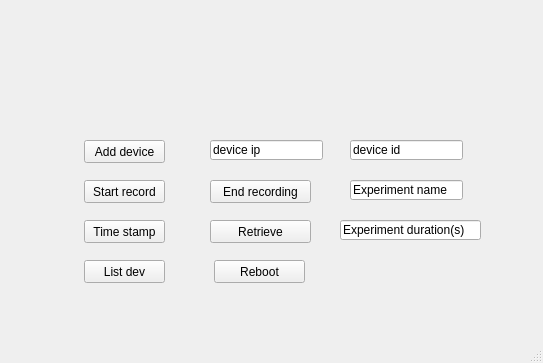
The window that rpcserver_tools/frame.ui (zhangzdd/MOL) describes before a commit, drawn with Qt 5.
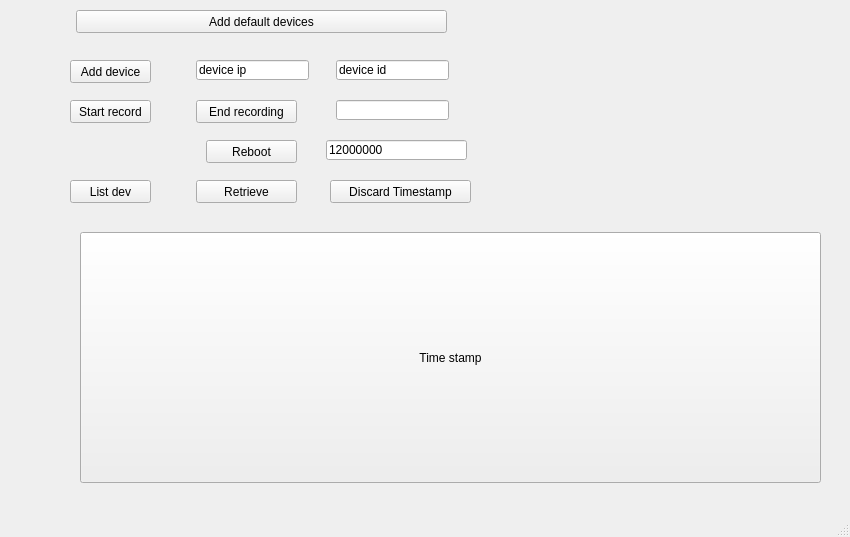
The same window after the commit.

Patch:
```diff
--- a/rpcserver_tools/frame.ui
+++ b/rpcserver_tools/frame.ui
@@ -6,8 +6,8 @@
    <rect>
     <x>0</x>
     <y>0</y>
-    <width>543</width>
-    <height>363</height>
+    <width>850</width>
+    <height>537</height>
    </rect>
   </property>
   <property name="windowTitle">
@@ -17,8 +17,8 @@
    <widget class="QPushButton" name="add_device_button">
     <property name="geometry">
      <rect>
-      <x>84</x>
-      <y>140</y>
+      <x>70</x>
+      <y>60</y>
       <width>81</width>
       <height>23</height>
      </rect>
@@ -30,8 +30,8 @@
    <widget class="QPushButton" name="start_record_button">
     <property name="geometry">
      <rect>
-      <x>84</x>
-      <y>180</y>
+      <x>70</x>
+      <y>100</y>
       <width>81</width>
       <height>23</height>
      </rect>
@@ -43,10 +43,10 @@
    <widget class="QPushButton" name="time_stamp_button">
     <property name="geometry">
      <rect>
-      <x>84</x>
-      <y>220</y>
-      <width>81</width>
-      <height>23</height>
+      <x>80</x>
+      <y>232</y>
+      <width>741</width>
+      <height>251</height>
      </rect>
     </property>
     <property name="text">
@@ -56,8 +56,8 @@
    <widget class="QPushButton" name="list_dev_button">
     <property name="geometry">
      <rect>
-      <x>84</x>
-      <y>260</y>
+      <x>70</x>
+      <y>180</y>
       <width>81</width>
       <height>23</height>
      </rect>
@@ -69,8 +69,8 @@
    <widget class="QLineEdit" name="device_ip">
     <property name="geometry">
      <rect>
-      <x>210</x>
-      <y>140</y>
+      <x>196</x>
+      <y>60</y>
       <width>113</width>
       <height>20</height>
      </rect>
@@ -82,8 +82,8 @@
    <widget class="QLineEdit" name="device_id">
     <property name="geometry">
      <rect>
-      <x>350</x>
-      <y>140</y>
+      <x>336</x>
+      <y>60</y>
       <width>113</width>
       <height>20</height>
      </rect>
@@ -95,8 +95,8 @@
    <widget class="QPushButton" name="end_rec_button">
     <property name="geometry">
      <rect>
-      <x>210</x>
-      <y>180</y>
+      <x>196</x>
+      <y>100</y>
       <width>101</width>
       <height>23</height>
      </rect>
@@ -108,8 +108,8 @@
    <widget class="QPushButton" name="retrieve_button">
     <property name="geometry">
      <rect>
-      <x>210</x>
-      <y>220</y>
+      <x>196</x>
+      <y>180</y>
       <width>101</width>
       <height>23</height>
      </rect>
@@ -121,21 +121,21 @@
    <widget class="QLineEdit" name="experiment_name">
     <property name="geometry">
      <rect>
-      <x>350</x>
-      <y>180</y>
+      <x>336</x>
+      <y>100</y>
       <width>113</width>
       <height>20</height>
      </rect>
     </property>
     <property name="text">
-     <string>Experiment name</string>
+     <string/>
     </property>
    </widget>
    <widget class="QPushButton" name="reboot_button">
     <property name="geometry">
      <rect>
-      <x>214</x>
-      <y>260</y>
+      <x>206</x>
+      <y>140</y>
       <width>91</width>
       <height>23</height>
      </rect>
@@ -147,14 +147,40 @@
    <widget class="QLineEdit" name="duration">
     <property name="geometry">
      <rect>
-      <x>340</x>
-      <y>220</y>
+      <x>326</x>
+      <y>140</y>
       <width>141</width>
       <height>20</height>
      </rect>
     </property>
     <property name="text">
-     <string>Experiment duration(s)</string>
+     <string>12000000</string>
+    </property>
+   </widget>
+   <widget class="QPushButton" name="default_dev_button">
+    <property name="geometry">
+     <rect>
+      <x>76</x>
+      <y>10</y>
+      <width>371</width>
+      <height>23</height>
+     </rect>
+    </property>
+    <property name="text">
+     <string>Add default devices</string>
+    </property>
+   </widget>
+   <widget class="QPushButton" name="discard_stamp">
+    <property name="geometry">
+     <rect>
+      <x>330</x>
+      <y>180</y>
+      <width>141</width>
+      <height>23</height>
+     </rect>
+    </property>
+    <property name="text">
+     <string>Discard Timestamp</string>
     </property>
    </widget>
   </widget>
```
Left out of the diff: 2 changed lines with no effect on the pictures.
